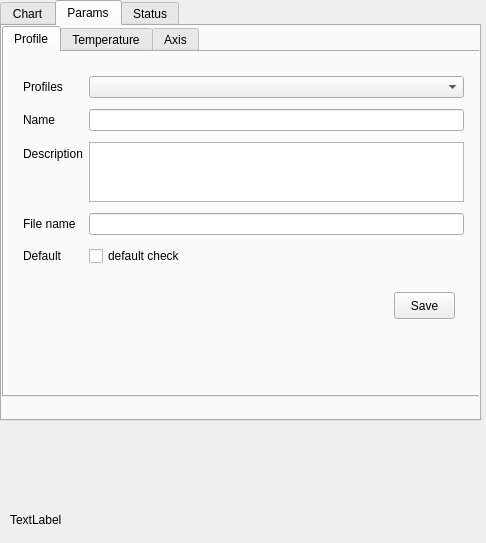
Above: profiles/profiledialog.ui from cuby-tec/qt_thermo before the change. Below: the same form after it.
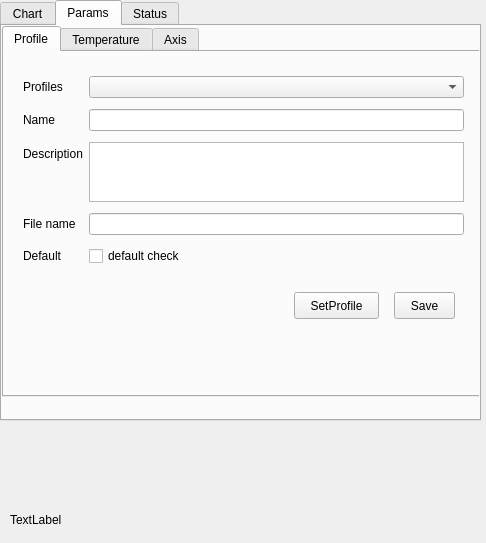
That is the form after the change. Icons and pictures are not drawn. Custom widgets are drawn as their Qt base class.

Patch:
```diff
--- a/profiles/profiledialog.ui
+++ b/profiles/profiledialog.ui
@@ -217,6 +217,22 @@
         <string>Save</string>
        </property>
       </widget>
+      <widget class="QPushButton" name="pushButton_3">
+       <property name="geometry">
+        <rect>
+         <x>290</x>
+         <y>240</y>
+         <width>85</width>
+         <height>27</height>
+        </rect>
+       </property>
+       <property name="toolTip">
+        <string>Set Profile to Controller</string>
+       </property>
+       <property name="text">
+        <string>SetProfile</string>
+       </property>
+      </widget>
      </widget>
      <widget class="QWidget" name="tab_4">
       <attribute name="title">
```
